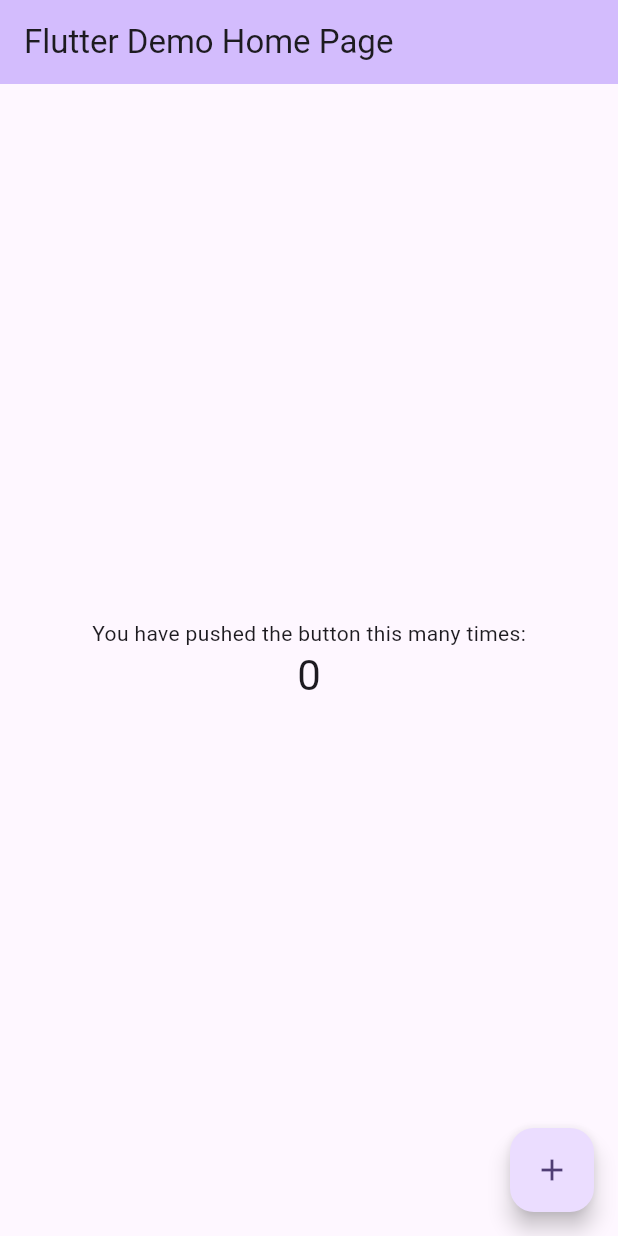
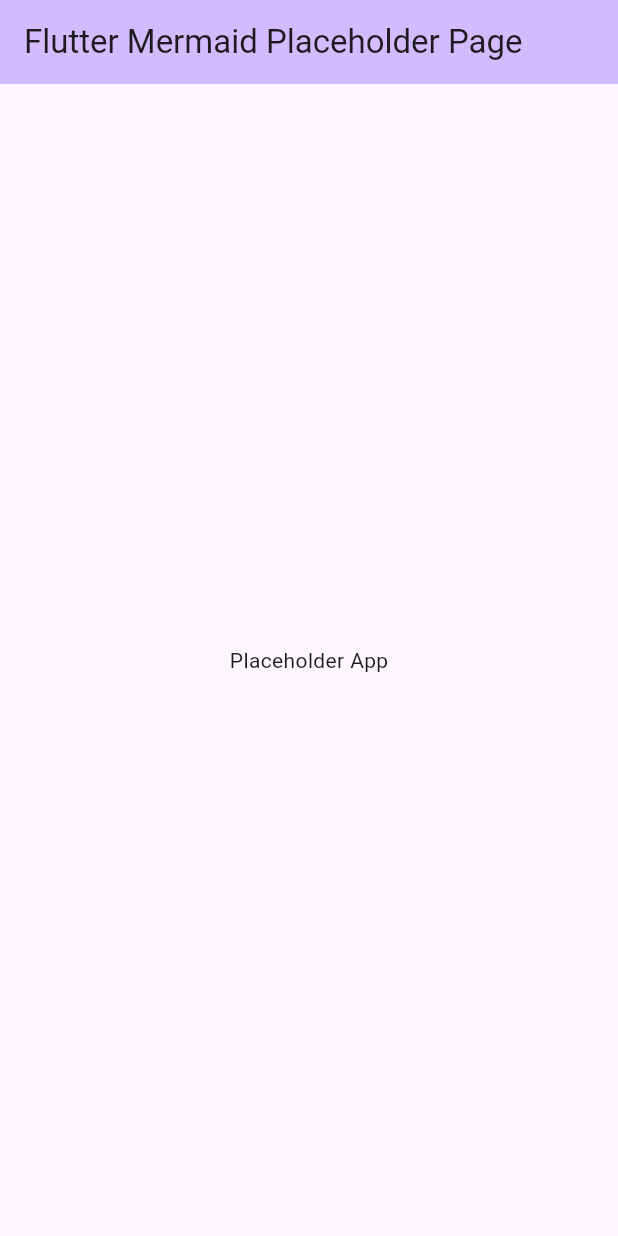
Before and after one commit to andrlange/flutter_mermaid, a Flutter app: the screen it shows after launch, on a phone screen of 412 x 824 dp. Run offline on Flutter 3.47's test engine with Material 3 defaults, Android fonts, the phone set to English and light mode, and no system bars.

Commit message:
first commit

```diff
--- a/lib/main.dart
+++ b/lib/main.dart
@@ -11,26 +11,12 @@
   @override
   Widget build(BuildContext context) {
     return MaterialApp(
-      title: 'Flutter Demo',
+      title: 'Flutter Mermaid',
       theme: ThemeData(
-        // This is the theme of your application.
-        //
-        // TRY THIS: Try running your application with "flutter run". You'll see
-        // the application has a purple toolbar. Then, without quitting the app,
-        // try changing the seedColor in the colorScheme below to Colors.green
-        // and then invoke "hot reload" (save your changes or press the "hot
-        // reload" button in a Flutter-supported IDE, or press "r" if you used
-        // the command line to start the app).
-        //
-        // Notice that the counter didn't reset back to zero; the application
-        // state is not lost during the reload. To reset the state, use hot
-        // restart instead.
-        //
-        // This works for code too, not just values: Most code changes can be
-        // tested with just a hot reload.
+
         colorScheme: ColorScheme.fromSeed(seedColor: Colors.deepPurple),
       ),
-      home: const MyHomePage(title: 'Flutter Demo Home Page'),
+      home: const MyHomePage(title: 'Flutter Mermaid Placeholder Page'),
     );
   }
 }
@@ -38,14 +24,6 @@
 class MyHomePage extends StatefulWidget {
   const MyHomePage({super.key, required this.title});
 
-  // This widget is the home page of your application. It is stateful, meaning
-  // that it has a State object (defined below) that contains fields that affect
-  // how it looks.
-
-  // This class is the configuration for the state. It holds the values (in this
-  // case the title) provided by the parent (in this case the App widget) and
-  // used by the build method of the State. Fields in a Widget subclass are
-  // always marked "final".
 
   final String title;
 
@@ -54,69 +32,25 @@
 }
 
 class _MyHomePageState extends State<MyHomePage> {
-  int _counter = 0;
-
-  void _incrementCounter() {
-    setState(() {
-      // This call to setState tells the Flutter framework that something has
-      // changed in this State, which causes it to rerun the build method below
-      // so that the display can reflect the updated values. If we changed
-      // _counter without calling setState(), then the build method would not be
-      // called again, and so nothing would appear to happen.
-      _counter++;
-    });
-  }
 
   @override
   Widget build(BuildContext context) {
-    // This method is rerun every time setState is called, for instance as done
-    // by the _incrementCounter method above.
-    //
-    // The Flutter framework has been optimized to make rerunning build methods
-    // fast, so that you can just rebuild anything that needs updating rather
-    // than having to individually change instances of widgets.
     return Scaffold(
       appBar: AppBar(
-        // TRY THIS: Try changing the color here to a specific color (to
-        // Colors.amber, perhaps?) and trigger a hot reload to see the AppBar
-        // change color while the other colors stay the same.
         backgroundColor: Theme.of(context).colorScheme.inversePrimary,
-        // Here we take the value from the MyHomePage object that was created by
-        // the App.build method, and use it to set our appbar title.
         title: Text(widget.title),
       ),
-      body: Center(
-        // Center is a layout widget. It takes a single child and positions it
-        // in the middle of the parent.
+      body: const Center(
         child: Column(
-          // Column is also a layout widget. It takes a list of children and
-          // arranges them vertically. By default, it sizes itself to fit its
-          // children horizontally, and tries to be as tall as its parent.
-          //
-          // Column has various properties to control how it sizes itself and
-          // how it positions its children. Here we use mainAxisAlignment to
-          // center the children vertically; the main axis here is the vertical
-          // axis because Columns are vertical (the cross axis would be
-          // horizontal).
-          //
-          // TRY THIS: Invoke "debug painting" (choose the "Toggle Debug Paint"
-          // action in the IDE, or press "p" in the console), to see the
-          // wireframe for each widget.
+
           mainAxisAlignment: MainAxisAlignment.center,
           children: <Widget>[
-            const Text('You have pushed the button this many times:'),
-            Text(
-              '$_counter',
-              style: Theme.of(context).textTheme.headlineMedium,
-            ),
+            Text('Placeholder App'),
+
           ],
         ),
       ),
-      floatingActionButton: FloatingActionButton(
-        onPressed: _incrementCounter,
-        tooltip: 'Increment',
-        child: const Icon(Icons.add),
-      ), // This trailing comma makes auto-formatting nicer for build methods.
+     // This trailing comma makes auto-formatting nicer for build methods.
     );
   }
 }
```
